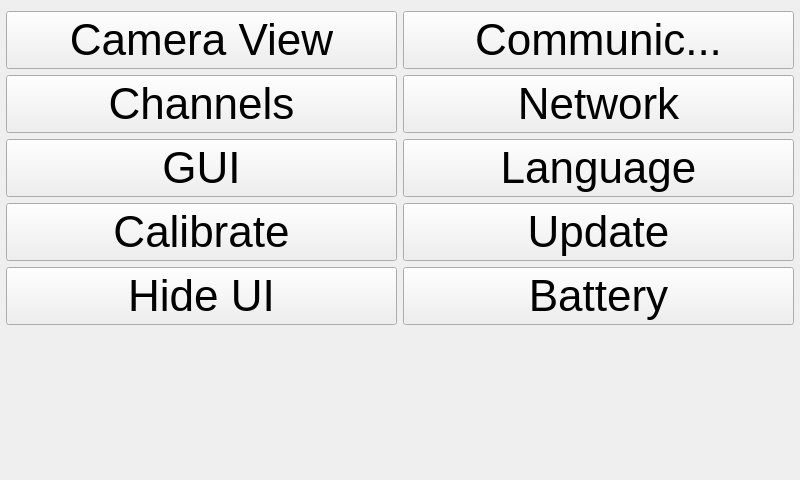
First picture: the form in ui/SettingsWidget.ui, repository kipr/botui, before the edit.
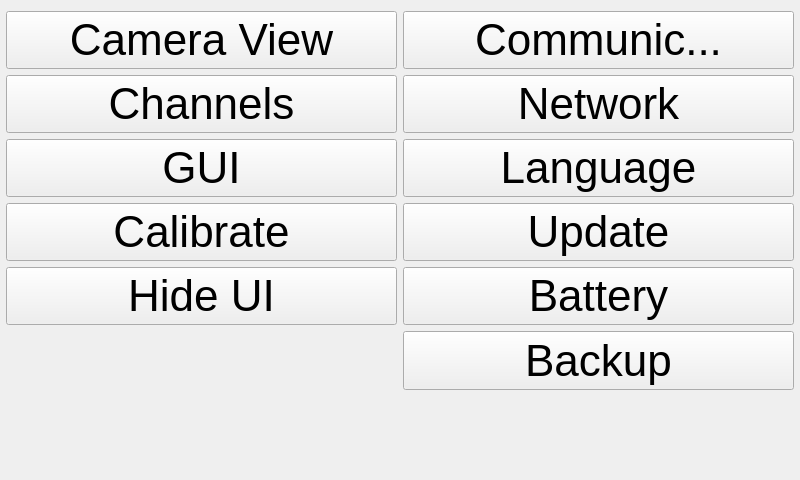
Second picture: the form after the edit. Icons and pictures are not drawn.

```diff
--- a/ui/SettingsWidget.ui
+++ b/ui/SettingsWidget.ui
@@ -264,6 +264,34 @@
          </property>
         </widget>
        </item>
+       <item>
+        <widget class="QPushButton" name="backup">
+         <property name="minimumSize">
+          <size>
+           <width>388</width>
+           <height>59</height>
+          </size>
+         </property>
+         <property name="font">
+          <font>
+           <pointsize>33</pointsize>
+          </font>
+         </property>
+         <property name="text">
+          <string>Backup</string>
+         </property>
+         <property name="icon">
+          <iconset resource="../rc/icons.qrc">
+           <normaloff>:/icons/fontawesome/regular/icons/fontawesome/regular/file-archive.svg</normaloff>:/icons/fontawesome/regular/icons/fontawesome/regular/file-archive.svg</iconset>
+         </property>
+         <property name="iconSize">
+          <size>
+           <width>35</width>
+           <height>35</height>
+          </size>
+         </property>
+        </widget>
+       </item>
        <item>
         <spacer name="verticalSpacer">
          <property name="orientation">
```
